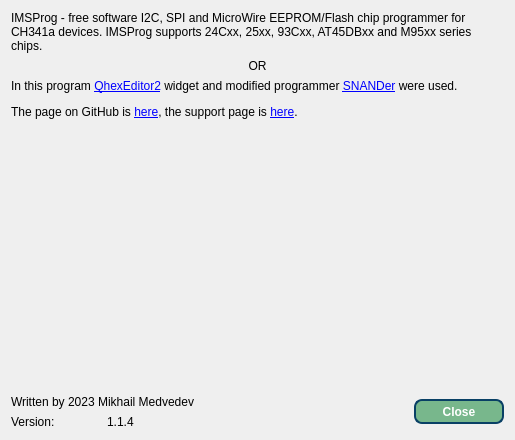
Above: IMSProg_programmer/dialogabout.ui from bigbigmdm/IMSProg before the change. Below: the same form after it.
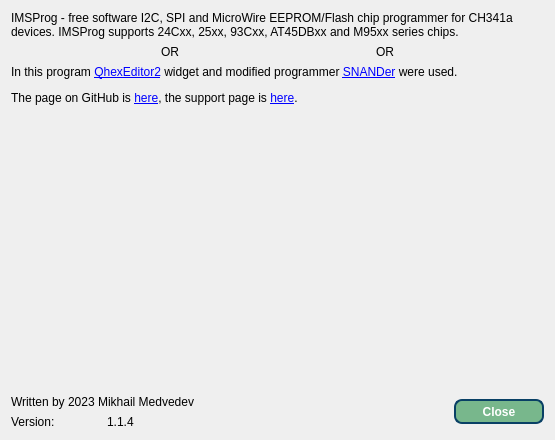
That is the form after the change. Icons and pictures are not drawn.

Commit message: CH341 V1.7 image added

What changed in the file:
```diff
--- a/IMSProg_programmer/dialogabout.ui
+++ b/IMSProg_programmer/dialogabout.ui
@@ -6,7 +6,7 @@
    <rect>
     <x>0</x>
     <y>0</y>
-    <width>515</width>
+    <width>555</width>
     <height>440</height>
    </rect>
   </property>
@@ -62,6 +62,26 @@
          </property>
         </widget>
        </item>
+       <item>
+        <widget class="QLabel" name="label_9">
+         <property name="text">
+          <string>OR</string>
+         </property>
+         <property name="alignment">
+          <set>Qt::AlignCenter</set>
+         </property>
+        </widget>
+       </item>
+       <item>
+        <widget class="QLabel" name="label_10">
+         <property name="text">
+          <string/>
+         </property>
+         <property name="pixmap">
+          <pixmap resource="recource.qrc">:/res/img/ch341v1_7.png</pixmap>
+         </property>
+        </widget>
+       </item>
       </layout>
      </item>
      <item>
```
The commit also changes 2 other files.
